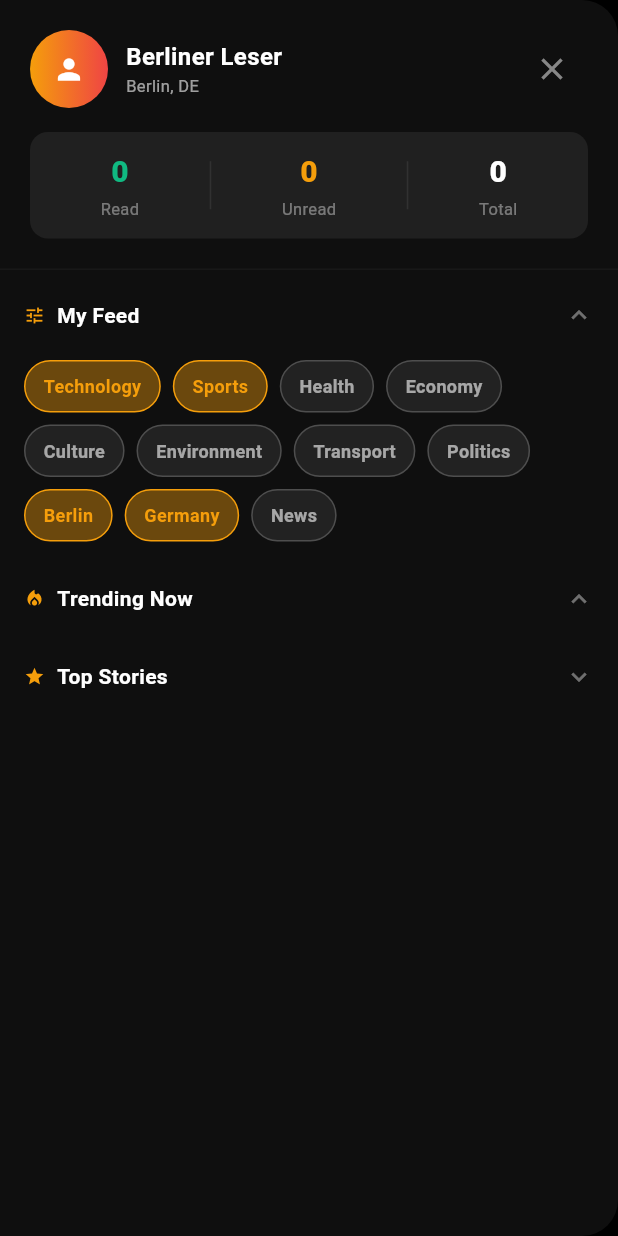
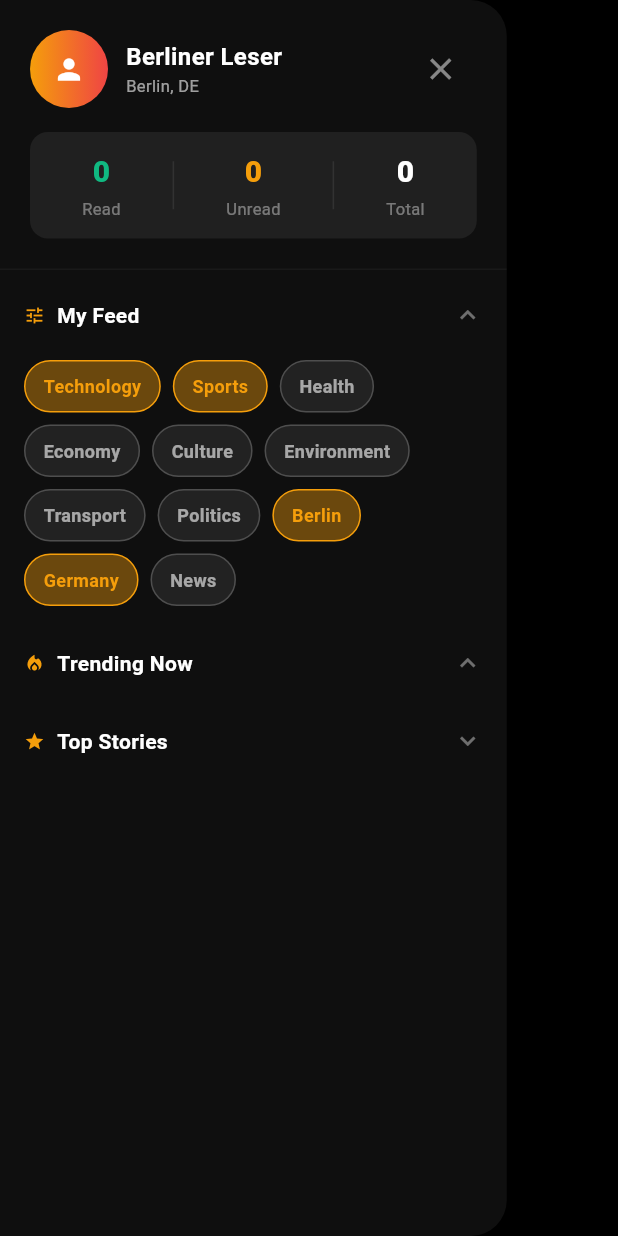
Before and after one commit to nandikunal/kiezlink_app, a Flutter app: the SideMenu widget shown alone on an empty page, opened directly, on a phone screen of 412 x 824 dp. Run offline on Flutter 3.47's test engine with Material 3 defaults, Android fonts, the phone set to English and light mode, and no system bars; our stand-ins replace cached_network_image, shimmer; network calls fail.

Commit message:
fix(ui): side drawer full-screen width + withOpacity deprecations
BUG 3 [visual]: `LayoutConstants.tabletBreakpoint / 600` = 600.0 / 600 = 1.0,
so the drawer occupied 100% of screen width. Fixed to use the already-defined
`AppConfig.sideMenuWidthFraction` (0.82) which gives the intended 82% width.

BUG 4 [deprecation]: Replaced all .withOpacity() calls with .withValues(alpha:).

```diff
--- a/lib/widgets/side_menu.dart
+++ b/lib/widgets/side_menu.dart
@@ -23,7 +23,10 @@ class _SideMenuState extends State<SideMenu> {
   Widget build(BuildContext context) {
     final provider = context.watch<NewsProvider>();
     return Container(
-      width: MediaQuery.of(context).size.width * LayoutConstants.tabletBreakpoint / 600,
+      // FIX: Was `LayoutConstants.tabletBreakpoint / 600` = 600.0/600 = 1.0
+      // (full-screen width). Now correctly uses AppConfig.sideMenuWidthFraction
+      // which is defined as 0.82 (82% of screen width).
+      width: MediaQuery.of(context).size.width * AppConfig.sideMenuWidthFraction,
       decoration: const BoxDecoration(
         color: AppConfig.surfaceColor,
         borderRadius: BorderRadius.only(
@@ -42,19 +45,43 @@ class _SideMenuState extends State<SideMenu> {
                   height: AppConfig.imagePreviewHeight,
                   decoration: const BoxDecoration(
                     shape: BoxShape.circle,
-                    gradient: LinearGradient(colors: [AppConfig.primaryColor, AppConfig.errorColor]),
+                    gradient: LinearGradient(
+                      colors: [AppConfig.primaryColor, AppConfig.errorColor],
                     ),
-                  child: const Icon(Icons.person, color: Colors.white, size: AppConfig.iconSizeLarge),
+                  ),
+                  child: const Icon(
+                    Icons.person,
+                    color: Colors.white,
+                    size: AppConfig.iconSizeLarge,
+                  ),
                 ),
                 const SizedBox(width: AppConfig.paddingMedium),
-                Column(crossAxisAlignment: CrossAxisAlignment.start, children: [
-                  const Text(AppConfig.textBerlinReader,
-                      style: TextStyle(color: Colors.white, fontSize: AppConfig.fontSizeXLarge, fontWeight: FontWeight.w700)),
-                  Text(AppConfig.textBerlinLocation, style: TextStyle(color: Colors.white.withOpacity(AppOpacity.medium), fontSize: AppConfig.fontSizeSmall)),
-                ]),
+                Column(
+                  crossAxisAlignment: CrossAxisAlignment.start,
+                  children: [
+                    const Text(
+                      AppConfig.textBerlinReader,
+                      style: TextStyle(
+                        color: Colors.white,
+                        fontSize: AppConfig.fontSizeXLarge,
+                        fontWeight: FontWeight.w700,
+                      ),
+                    ),
+                    Text(
+                      AppConfig.textBerlinLocation,
+                      style: TextStyle(
+                        color: Colors.white.withValues(alpha: AppOpacity.medium),
+                        fontSize: AppConfig.fontSizeSmall,
+                      ),
+                    ),
+                  ],
+                ),
                 const Spacer(),
                 IconButton(
-                  icon: Icon(Icons.close, color: Colors.white.withOpacity(0.5)),
+                  icon: Icon(
+                    Icons.close,
+                    color: Colors.white.withValues(alpha: 0.5),
+                  ),
                   onPressed: () => Navigator.of(context).pop(),
                 ),
               ]),
@@ -62,124 +89,259 @@ class _SideMenuState extends State<SideMenu> {
               Container(
                 padding: const EdgeInsets.symmetric(vertical: 12),
                 decoration: BoxDecoration(
-                  color: Colors.white.withOpacity(0.07),
+                  color: Colors.white.withValues(alpha: 0.07),
                   borderRadius: BorderRadius.circular(12),
                 ),
-                child: Row(mainAxisAlignment: MainAxisAlignment.spaceEvenly, children: [
-                  _stat(AppConfig.textReadCount,   provider.readCount.toString(),   AppConfig.successColor),
-                  Container(width: 1, height: 32, color: Colors.white.withOpacity(AppOpacity.trace)),
-                  _stat(AppConfig.textUnreadCount, provider.unreadCount.toString(), AppConfig.primaryColor),
-                  Container(width: 1, height: 32, color: Colors.white.withOpacity(AppOpacity.trace)),
-                  _stat(AppConfig.textTotalCount,  provider.totalCount.toString(),  Colors.white),
-                ]),
+                child: Row(
+                  mainAxisAlignment: MainAxisAlignment.spaceEvenly,
+                  children: [
+                    _stat(
+                      AppConfig.textReadCount,
+                      provider.readCount.toString(),
+                      AppConfig.successColor,
+                    ),
+                    Container(
+                      width: 1,
+                      height: 32,
+                      color: Colors.white.withValues(alpha: AppOpacity.trace),
+                    ),
+                    _stat(
+                      AppConfig.textUnreadCount,
+                      provider.unreadCount.toString(),
+                      AppConfig.primaryColor,
+                    ),
+                    Container(
+                      width: 1,
+                      height: 32,
+                      color: Colors.white.withValues(alpha: AppOpacity.trace),
+                    ),
+                    _stat(
+                      AppConfig.textTotalCount,
+                      provider.totalCount.toString(),
+                      Colors.white,
+                    ),
+                  ],
+                ),
               ),
             ]),
           ),
-          Divider(color: Colors.white.withOpacity(AppOpacity.minimal), height: 1),
-          Expanded(child: ListView(padding: const EdgeInsets.symmetric(vertical: AppConfig.paddingSmall), children: [
-            _sectionHeader(AppConfig.textMyFeed, Icons.tune, _myFeedExpanded,
-                () => setState(() => _myFeedExpanded = !_myFeedExpanded)),
+          Divider(
+            color: Colors.white.withValues(alpha: AppOpacity.minimal),
+            height: 1,
+          ),
+          Expanded(
+            child: ListView(
+              padding: const EdgeInsets.symmetric(
+                vertical: AppConfig.paddingSmall,
+              ),
+              children: [
+                _sectionHeader(
+                  AppConfig.textMyFeed,
+                  Icons.tune,
+                  _myFeedExpanded,
+                  () => setState(() => _myFeedExpanded = !_myFeedExpanded),
+                ),
                 if (_myFeedExpanded)
                   Padding(
-                padding: const EdgeInsets.symmetric(horizontal: AppConfig.paddingLarge, vertical: AppConfig.paddingSmall),
+                    padding: const EdgeInsets.symmetric(
+                      horizontal: AppConfig.paddingLarge,
+                      vertical: AppConfig.paddingSmall,
+                    ),
                     child: Wrap(
-                  spacing: AppConfig.paddingSmall, runSpacing: AppConfig.paddingSmall,
+                      spacing: AppConfig.paddingSmall,
+                      runSpacing: AppConfig.paddingSmall,
                       children: _allTopics.map((t) {
                         final active = _activeTopics.contains(t);
                         return GestureDetector(
                           onTap: () => setState(() {
-                        if (active) _activeTopics.remove(t); else _activeTopics.add(t);
+                            if (active) {
+                              _activeTopics.remove(t);
+                            } else {
+                              _activeTopics.add(t);
+                            }
                           }),
                           child: AnimatedContainer(
                             duration: const Duration(milliseconds: 200),
-                        padding: const EdgeInsets.symmetric(horizontal: AppConfig.paddingMedium, vertical: AppConfig.paddingSmall),
+                            padding: const EdgeInsets.symmetric(
+                              horizontal: AppConfig.paddingMedium,
+                              vertical: AppConfig.paddingSmall,
+                            ),
                             decoration: BoxDecoration(
-                          color: active ? AppConfig.primaryColor.withOpacity(AppOpacity.low) : Colors.white.withOpacity(AppOpacity.trace),
+                              color: active
+                                  ? AppConfig.primaryColor
+                                      .withValues(alpha: AppOpacity.low)
+                                  : Colors.white
+                                      .withValues(alpha: AppOpacity.trace),
                               borderRadius: BorderRadius.circular(20),
                               border: Border.all(
-                            color: active ? AppConfig.primaryColor : Colors.white.withOpacity(AppOpacity.veryLow),
+                                color: active
+                                    ? AppConfig.primaryColor
+                                    : Colors.white
+                                        .withValues(alpha: AppOpacity.veryLow),
                               ),
                             ),
-                        child: Text(t,
+                            child: Text(
+                              t,
                               style: TextStyle(
-                            color: active ? AppConfig.primaryColor : Colors.white.withOpacity(AppOpacity.medium),
-                            fontSize: AppConfig.fontSizeMedium, fontWeight: FontWeight.w600,
-                          )),
+                                color: active
+                                    ? AppConfig.primaryColor
+                                    : Colors.white
+                                        .withValues(alpha: AppOpacity.medium),
+                                fontSize: AppConfig.fontSizeMedium,
+                                fontWeight: FontWeight.w600,
+                              ),
+                            ),
                           ),
                         );
                       }).toList(),
                     ),
                   ),
                 const SizedBox(height: AppConfig.paddingSmall),
-            _sectionHeader(AppConfig.textTrendingNow, Icons.local_fire_department, _trendingExpanded,
-                () => setState(() => _trendingExpanded = !_trendingExpanded)),
+                _sectionHeader(
+                  AppConfig.textTrendingNow,
+                  Icons.local_fire_department,
+                  _trendingExpanded,
+                  () => setState(
+                      () => _trendingExpanded = !_trendingExpanded),
+                ),
                 if (_trendingExpanded)
-              ...provider.allItems.take(AppConfig.trendingItemsCount).map((item) => _newsRow(context, item, provider)),
+                  ...provider.allItems
+                      .take(AppConfig.trendingItemsCount)
+                      .map((item) => _newsRow(context, item, provider)),
                 const SizedBox(height: AppConfig.paddingSmall),
-            _sectionHeader(AppConfig.textTopStories, Icons.star, _topStoriesExpanded,
-                () => setState(() => _topStoriesExpanded = !_topStoriesExpanded)),
+                _sectionHeader(
+                  AppConfig.textTopStories,
+                  Icons.star,
+                  _topStoriesExpanded,
+                  () => setState(
+                      () => _topStoriesExpanded = !_topStoriesExpanded),
+                ),
                 if (_topStoriesExpanded)
-              ...provider.allItems.skip(AppConfig.trendingItemsCount).take(AppConfig.topStoriesItemsCount).map((item) => _newsRow(context, item, provider)),
-          ])),
+                  ...provider.allItems
+                      .skip(AppConfig.trendingItemsCount)
+                      .take(AppConfig.topStoriesItemsCount)
+                      .map((item) => _newsRow(context, item, provider)),
+              ],
+            ),
+          ),
         ]),
       ),
     );
   }
 
   Widget _stat(String label, String value, Color color) => Column(children: [
-        Text(value, style: TextStyle(color: color, fontSize: AppConfig.fontSizeHuge, fontWeight: FontWeight.w800)),
+        Text(
+          value,
+          style: TextStyle(
+            color: color,
+            fontSize: AppConfig.fontSizeHuge,
+            fontWeight: FontWeight.w800,
+          ),
+        ),
         const SizedBox(height: AppConfig.paddingSmall / 4),
-        Text(label, style: TextStyle(color: Colors.white.withOpacity(AppOpacity.low), fontSize: AppConfig.fontSizeSmall)),
+        Text(
+          label,
+          style: TextStyle(
+            color: Colors.white.withValues(alpha: AppOpacity.low),
+            fontSize: AppConfig.fontSizeSmall,
+          ),
+        ),
       ]);
 
-  Widget _sectionHeader(String title, IconData icon, bool expanded, VoidCallback onTap) =>
+  Widget _sectionHeader(
+    String title,
+    IconData icon,
+    bool expanded,
+    VoidCallback onTap,
+  ) =>
       GestureDetector(
         onTap: onTap,
         child: Padding(
-          padding: const EdgeInsets.symmetric(horizontal: AppConfig.paddingLarge, vertical: AppConfig.paddingMedium),
+          padding: const EdgeInsets.symmetric(
+            horizontal: AppConfig.paddingLarge,
+            vertical: AppConfig.paddingMedium,
+          ),
           child: Row(children: [
             Icon(icon, color: AppConfig.primaryColor, size: AppConfig.iconSizeSmall),
             const SizedBox(width: AppConfig.paddingSmall),
-            Text(title, style: const TextStyle(color: Colors.white, fontSize: AppConfig.fontSizeLarge, fontWeight: FontWeight.w700)),
+            Text(
+              title,
+              style: const TextStyle(
+                color: Colors.white,
+                fontSize: AppConfig.fontSizeLarge,
+                fontWeight: FontWeight.w700,
+              ),
+            ),
             const Spacer(),
-            Icon(expanded ? Icons.keyboard_arrow_up : Icons.keyboard_arrow_down,
-                color: Colors.white.withOpacity(AppOpacity.low), size: AppConfig.iconSizeMedium),
+            Icon(
+              expanded ? Icons.keyboard_arrow_up : Icons.keyboard_arrow_down,
+              color: Colors.white.withValues(alpha: AppOpacity.low),
+              size: AppConfig.iconSizeMedium,
+            ),
           ]),
         ),
       );
 
-  Widget _newsRow(BuildContext context, item, NewsProvider provider) => GestureDetector(
+  Widget _newsRow(
+    BuildContext context,
+    dynamic item,
+    NewsProvider provider,
+  ) =>
+      GestureDetector(
         onTap: () {
           final idx = provider.allItems.indexOf(item);
           if (idx != -1) provider.setCurrentIndex(idx);
           Navigator.of(context).pop();
         },
         child: Padding(
-          padding: const EdgeInsets.symmetric(horizontal: AppConfig.paddingLarge, vertical: AppConfig.paddingSmall),
+          padding: const EdgeInsets.symmetric(
+            horizontal: AppConfig.paddingLarge,
+            vertical: AppConfig.paddingSmall,
+          ),
           child: Row(children: [
             ClipRRect(
-              borderRadius: BorderRadius.circular(AppConfig.borderRadiusSmall),
+              borderRadius:
+                  BorderRadius.circular(AppConfig.borderRadiusSmall),
               child: CachedNetworkImage(
                 imageUrl: item.imageUrl,
-                width: AppConfig.imagePreviewWidth, height: AppConfig.imagePreviewHeight, fit: BoxFit.cover,
+                width: AppConfig.imagePreviewWidth,
+                height: AppConfig.imagePreviewHeight,
+                fit: BoxFit.cover,
                 errorWidget: (_, __, ___) => Container(
-                  width: AppConfig.imagePreviewWidth, height: AppConfig.imagePreviewHeight,
-                  color: Colors.white.withOpacity(AppOpacity.trace),
+                  width: AppConfig.imagePreviewWidth,
+                  height: AppConfig.imagePreviewHeight,
+                  color: Colors.white.withValues(alpha: AppOpacity.trace),
                   child: const Icon(Icons.image, color: Colors.white24),
                 ),
               ),
             ),
             const SizedBox(width: AppConfig.paddingMedium),
-            Expanded(child: Column(crossAxisAlignment: CrossAxisAlignment.start, children: [
-              Text(item.title, maxLines: 2, overflow: TextOverflow.ellipsis,
+            Expanded(
+              child: Column(
+                crossAxisAlignment: CrossAxisAlignment.start,
+                children: [
+                  Text(
+                    item.title,
+                    maxLines: 2,
+                    overflow: TextOverflow.ellipsis,
                     style: TextStyle(
-                    color: item.isRead ? Colors.white.withOpacity(AppOpacity.low) : Colors.white,
-                    fontSize: AppConfig.fontSizeSmall, fontWeight: FontWeight.w600,
-                  )),
+                      color: item.isRead
+                          ? Colors.white.withValues(alpha: AppOpacity.low)
+                          : Colors.white,
+                      fontSize: AppConfig.fontSizeSmall,
+                      fontWeight: FontWeight.w600,
+                    ),
+                  ),
                   const SizedBox(height: AppConfig.paddingSmall / 2),
                   TagChip(tag: item.tag),
-            ])),
-            Icon(Icons.open_in_new, color: Colors.white.withOpacity(AppOpacity.low), size: AppConfig.iconSizeSmall),
+                ],
+              ),
+            ),
+            Icon(
+              Icons.open_in_new,
+              color: Colors.white.withValues(alpha: AppOpacity.low),
+              size: AppConfig.iconSizeSmall,
+            ),
           ]),
         ),
       );
```
Lines whose indentation alone changed are shown as unchanged.
